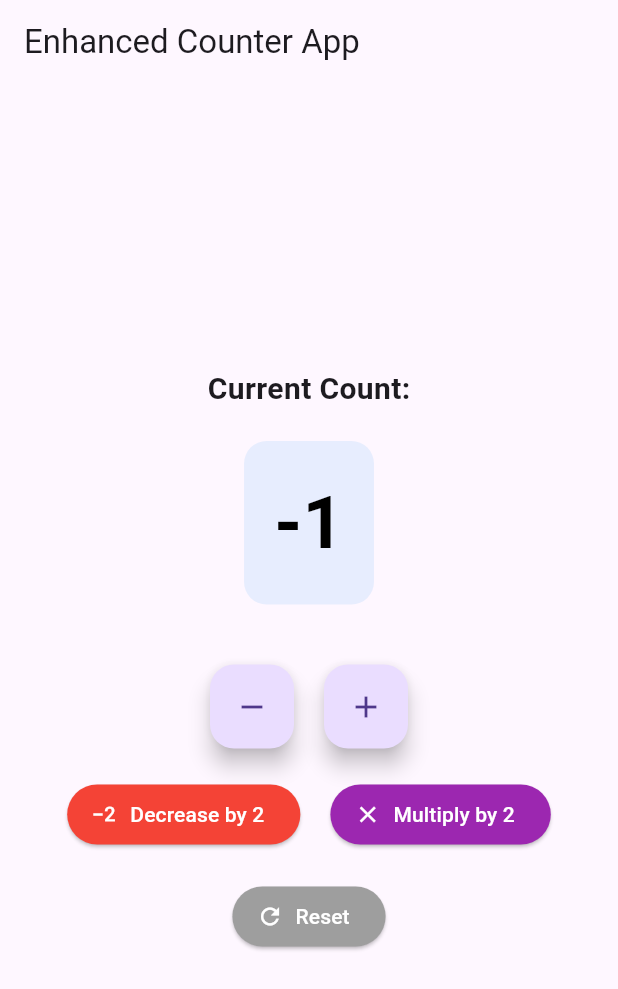
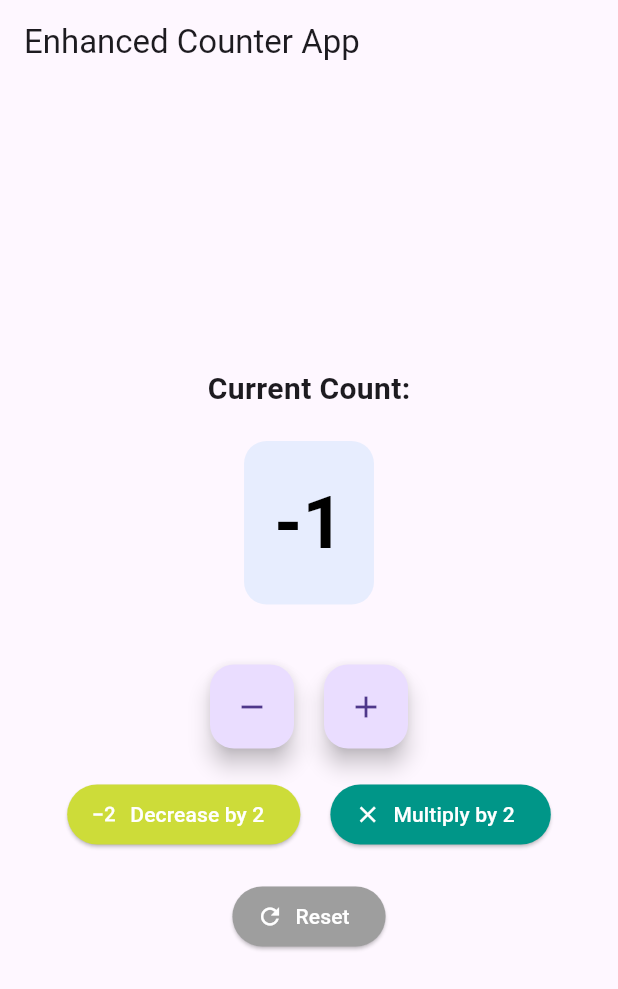
Before and after one commit to ahmadhafis/task-flutter-2-counter-cubit, a Flutter app: the screen it shows after launch, after a tap on the "remove" icon, on a phone screen of 412 x 824 dp. Shown: the top 989 px of the screen. Run offline on Flutter 3.47's test engine with Material 3 defaults, Android fonts, the phone set to English and light mode, and no system bars; our stand-ins replace bloc, flutter_bloc.

```diff
--- a/lib/counter/view/counter_view.dart
+++ b/lib/counter/view/counter_view.dart
@@ -22,7 +22,7 @@ class CounterView extends StatelessWidget {
                 style: const TextStyle(fontSize: 16),
               ),
               backgroundColor: Colors.green,
-              duration: const Duration(seconds: 1),
+              duration: const Duration(seconds: 5),
             ),
           );
         }
@@ -37,7 +37,7 @@ class CounterView extends StatelessWidget {
             decoration: BoxDecoration(
               gradient: state.isMultipleOfFive
                   ? const LinearGradient(
-                      colors: [Colors.purple, Colors.blue],
+                      colors: [Colors.green, Colors.blue],
                       begin: Alignment.topLeft,
                       end: Alignment.bottomRight,
                     )
@@ -60,7 +60,7 @@ class CounterView extends StatelessWidget {
                     padding: const EdgeInsets.all(20),
                     decoration: BoxDecoration(
                       color: state.isMultipleOfFive
-                          ? Colors.amber
+                          ? Colors.orange
                           : Colors.blue.withOpacity(0.1),
                       borderRadius: BorderRadius.circular(15),
                       boxShadow: state.isMultipleOfFive
@@ -78,8 +78,9 @@ class CounterView extends StatelessWidget {
                       style: TextStyle(
                         fontSize: 48,
                         fontWeight: FontWeight.bold,
-                        color:
-                            state.isMultipleOfFive ? Colors.red : Colors.black,
+                        color: state.isMultipleOfFive
+                            ? Colors.white
+                            : Colors.black,
                       ),
                     ),
                   ),
@@ -114,7 +115,7 @@ class CounterView extends StatelessWidget {
                         icon: const Icon(Icons.exposure_minus_2),
                         label: const Text('Decrease by 2'),
                         style: ElevatedButton.styleFrom(
-                          backgroundColor: Colors.red,
+                          backgroundColor: Colors.lime,
                           foregroundColor: Colors.white,
                         ),
                       ),
@@ -124,7 +125,7 @@ class CounterView extends StatelessWidget {
                         icon: const Icon(Icons.close),
                         label: const Text('Multiply by 2'),
                         style: ElevatedButton.styleFrom(
-                          backgroundColor: Colors.purple,
+                          backgroundColor: Colors.teal,
                           foregroundColor: Colors.white,
                         ),
                       ),
```
Also changed, not shown: img/1.png (added), img/2.png (added), 1 other file.
